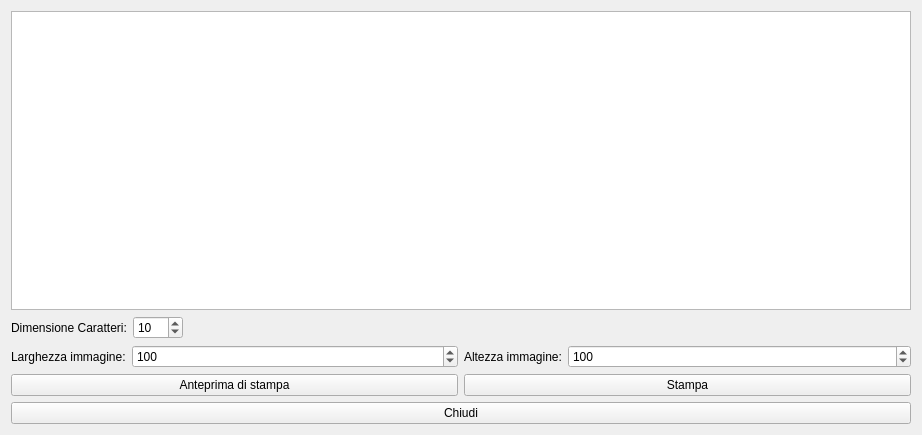
This is hprint.ui in fblabs/hamlet-mod-sancon as Qt 5 draws it before an edit. The edited form follows.
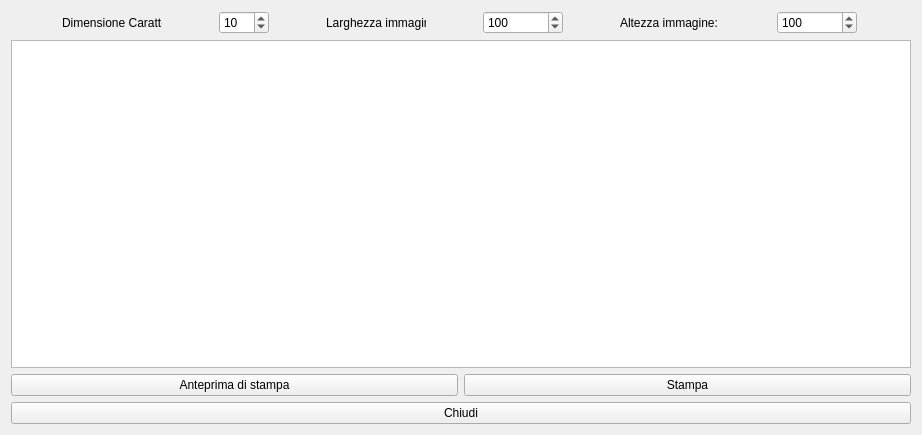
This is the edited form. Icons and pictures are not drawn.

Commit message: 1.5.9 added immagine cartone in schede clienti

```diff
--- a/hprint.ui
+++ b/hprint.ui
@@ -29,6 +29,118 @@
   <layout class="QVBoxLayout" name="verticalLayout_2">
    <item>
     <layout class="QVBoxLayout" name="verticalLayout">
+     <item>
+      <layout class="QHBoxLayout" name="horizontalLayout_2">
+       <property name="sizeConstraint">
+        <enum>QLayout::SetDefaultConstraint</enum>
+       </property>
+       <item>
+        <widget class="QLabel" name="label_3">
+         <property name="maximumSize">
+          <size>
+           <width>100</width>
+           <height>16777215</height>
+          </size>
+         </property>
+         <property name="text">
+          <string>Dimensione Caratteri:</string>
+         </property>
+        </widget>
+       </item>
+       <item>
+        <widget class="QSpinBox" name="spCharSize">
+         <property name="maximumSize">
+          <size>
+           <width>50</width>
+           <height>16777215</height>
+          </size>
+         </property>
+         <property name="minimum">
+          <number>5</number>
+         </property>
+         <property name="maximum">
+          <number>20</number>
+         </property>
+         <property name="value">
+          <number>10</number>
+         </property>
+        </widget>
+       </item>
+       <item>
+        <widget class="QLabel" name="label">
+         <property name="maximumSize">
+          <size>
+           <width>100</width>
+           <height>16777215</height>
+          </size>
+         </property>
+         <property name="text">
+          <string>Larghezza immagine:</string>
+         </property>
+        </widget>
+       </item>
+       <item>
+        <widget class="QSpinBox" name="sbW">
+         <property name="maximumSize">
+          <size>
+           <width>80</width>
+           <height>16777215</height>
+          </size>
+         </property>
+         <property name="minimum">
+          <number>30</number>
+         </property>
+         <property name="maximum">
+          <number>800</number>
+         </property>
+         <property name="singleStep">
+          <number>10</number>
+         </property>
+         <property name="value">
+          <number>100</number>
+         </property>
+        </widget>
+       </item>
+       <item>
+        <widget class="QLabel" name="label_2">
+         <property name="maximumSize">
+          <size>
+           <width>100</width>
+           <height>16777215</height>
+          </size>
+         </property>
+         <property name="text">
+          <string>Altezza immagine:</string>
+         </property>
+         <property name="alignment">
+          <set>Qt::AlignLeading|Qt::AlignLeft|Qt::AlignVCenter</set>
+         </property>
+        </widget>
+       </item>
+       <item>
+        <widget class="QSpinBox" name="sbH">
+         <property name="maximumSize">
+          <size>
+           <width>80</width>
+           <height>16777215</height>
+          </size>
+         </property>
+         <property name="minimum">
+          <number>30</number>
+         </property>
+         <property name="maximum">
+          <number>800</number>
+         </property>
+         <property name="singleStep">
+          <number>10</number>
+         </property>
+         <property name="value">
+          <number>100</number>
+         </property>
+        </widget>
+       </item>
+      </layout>
+     </item>
      <item>
       <widget class="QTextEdit" name="textEdit">
        <property name="sizePolicy">
@@ -56,94 +168,6 @@
        </property>
       </widget>
      </item>
-     <item>
-      <layout class="QFormLayout" name="formLayout_3">
-       <item row="1" column="0">
-        <widget class="QLabel" name="label_3">
-         <property name="maximumSize">
-          <size>
-           <width>16777215</width>
-           <height>16777215</height>
-          </size>
-         </property>
-         <property name="text">
-          <string>Dimensione Caratteri:</string>
-         </property>
-        </widget>
-       </item>
-       <item row="1" column="1">
-        <widget class="QSpinBox" name="spCharSize">
-         <property name="maximumSize">
-          <size>
-           <width>50</width>
-           <height>16777215</height>
-          </size>
-         </property>
-         <property name="value">
-          <number>10</number>
-         </property>
-        </widget>
-       </item>
-      </layout>
-     </item>
-     <item>
-      <layout class="QHBoxLayout" name="horizontalLayout_2">
-       <item>
-        <layout class="QFormLayout" name="formLayout">
-         <item row="0" column="0">
-          <widget class="QLabel" name="label">
-           <property name="text">
-            <string>Larghezza immagine:</string>
-           </property>
-          </widget>
-         </item>
-         <item row="0" column="1">
-          <widget class="QSpinBox" name="sbW">
-           <property name="minimum">
-            <number>30</number>
-           </property>
-           <property name="maximum">
-            <number>800</number>
-           </property>
-           <property name="singleStep">
-            <number>10</number>
-           </property>
-           <property name="value">
-            <number>100</number>
-           </property>
-          </widget>
-         </item>
-        </layout>
-       </item>
-       <item>
-        <layout class="QFormLayout" name="formLayout_2">
-         <item row="0" column="0">
-          <widget class="QLabel" name="label_2">
-           <property name="text">
-            <string>Altezza immagine:</string>
-           </property>
-          </widget>
-         </item>
-         <item row="0" column="1">
-          <widget class="QSpinBox" name="sbH">
-           <property name="minimum">
-            <number>30</number>
-           </property>
-           <property name="maximum">
-            <number>800</number>
-           </property>
-           <property name="singleStep">
-            <number>10</number>
-           </property>
-           <property name="value">
-            <number>100</number>
-           </property>
-          </widget>
-         </item>
-        </layout>
-       </item>
-      </layout>
-     </item>
      <item>
       <layout class="QHBoxLayout" name="horizontalLayout">
        <item>
```
The commit also changes 112 other files.
